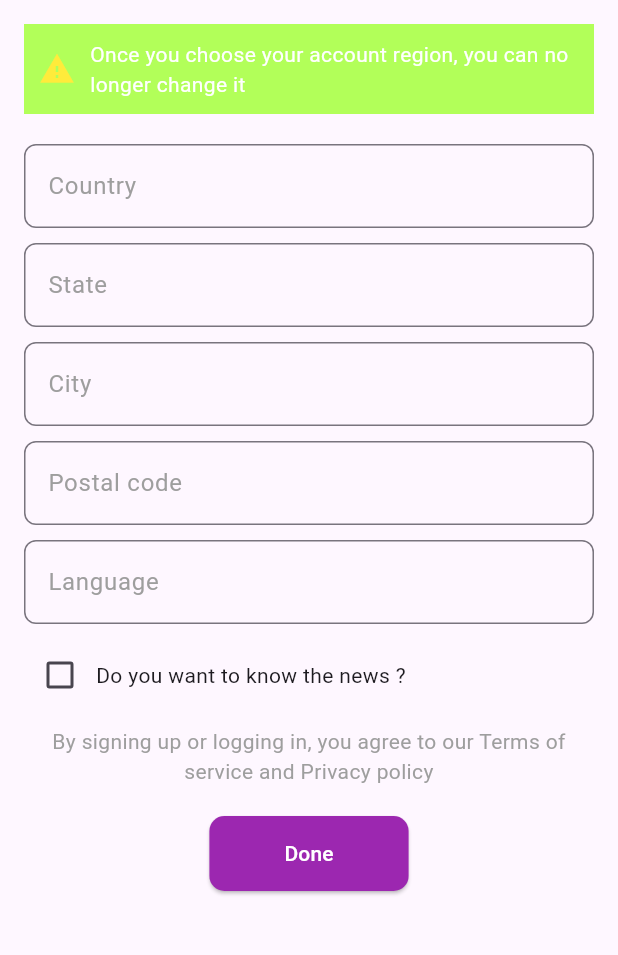
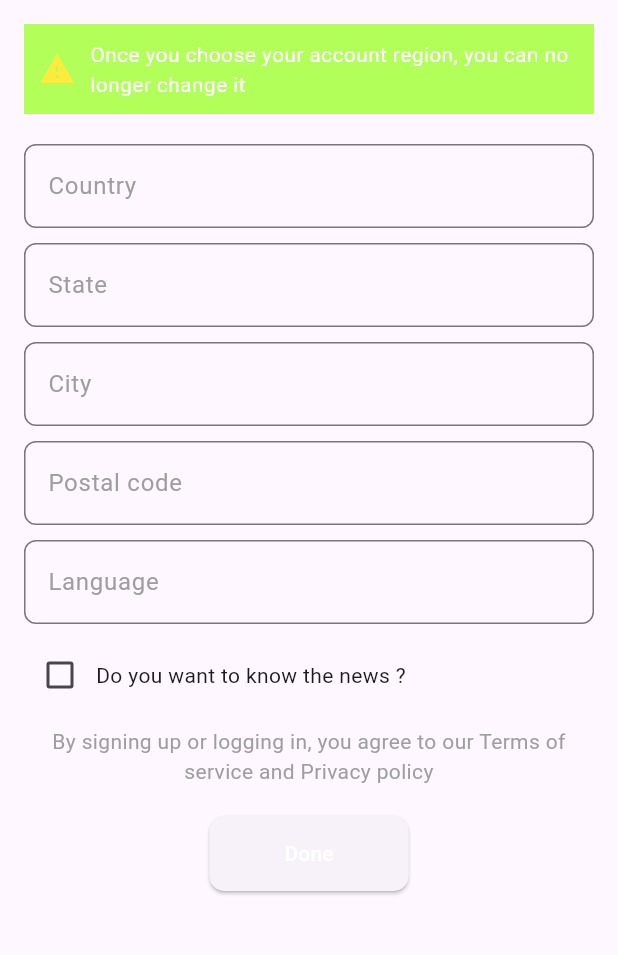
Before and after one commit to NAME-ASHWANIYADAV/moofli-fullstack, a Flutter app: the SignUp3 screen opened directly with empty values, on a phone screen of 412 x 824 dp, the part 84-1039 px from its top. Run offline on Flutter 3.47's test engine with Material 3 defaults, Android fonts, the phone set to English and light mode, and no system bars.

```diff
--- a/lib/screens/signup3.dart
+++ b/lib/screens/signup3.dart
@@ -30,12 +30,12 @@ class _SignUp3State extends State<SignUp3> {
         backgroundColor: Colors.white,
         elevation: 0,
         leading: IconButton(
-          icon: Icon(Icons.arrow_back, color: Colors.purple),
+          icon: const Icon(Icons.arrow_back, color: Colors.purple),
           onPressed: () {
             Navigator.pop(context); // Navigate back to the previous screen
           },
         ),
-        title: Text('Sign up', style: TextStyle(color: Colors.purple)),
+        title: const Text('Sign up', style: TextStyle(color: Colors.purple)),
       ),
       body: Padding(
         padding: const EdgeInsets.all(16.0),
@@ -43,9 +43,9 @@ class _SignUp3State extends State<SignUp3> {
           crossAxisAlignment: CrossAxisAlignment.start,
           children: [
             Container(
-              padding: EdgeInsets.all(10.0),
+              padding:const  EdgeInsets.all(10.0),
               color: Colors.lightGreenAccent,
-              child: Row(
+              child: const Row(
                 children: [
                   Icon(Icons.warning, color: Colors.yellow),
                   SizedBox(width: 10),
@@ -58,62 +58,62 @@ class _SignUp3State extends State<SignUp3> {
                 ],
               ),
             ),
-            SizedBox(height: 20),
+            const SizedBox(height: 20),
             TextField(
               controller: countryController,
               decoration: InputDecoration(
                 labelText: 'Country',
-                labelStyle: TextStyle(color: Colors.grey),
+                labelStyle:const  TextStyle(color: Colors.grey),
                 border: OutlineInputBorder(
                   borderRadius: BorderRadius.circular(8.0),
                 ),
               ),
             ),
-            SizedBox(height: 10),
+            const SizedBox(height: 10),
             TextField(
               controller: stateController,
               decoration: InputDecoration(
                 labelText: 'State',
-                labelStyle: TextStyle(color: Colors.grey),
+                labelStyle: const TextStyle(color: Colors.grey),
                 border: OutlineInputBorder(
                   borderRadius: BorderRadius.circular(8.0),
                 ),
               ),
             ),
-            SizedBox(height: 10),
+            const SizedBox(height: 10),
             TextField(
               controller: cityController,
               decoration: InputDecoration(
                 labelText: 'City',
-                labelStyle: TextStyle(color: Colors.grey),
+                labelStyle:const  TextStyle(color: Colors.grey),
                 border: OutlineInputBorder(
                   borderRadius: BorderRadius.circular(8.0),
                 ),
               ),
             ),
-            SizedBox(height: 10),
+            const SizedBox(height: 10),
             TextField(
               controller: postalCodeController,
               decoration: InputDecoration(
                 labelText: 'Postal code',
-                labelStyle: TextStyle(color: Colors.grey),
+                labelStyle: const TextStyle(color: Colors.grey),
                 border: OutlineInputBorder(
                   borderRadius: BorderRadius.circular(8.0),
                 ),
               ),
             ),
-            SizedBox(height: 10),
+            const SizedBox(height: 10),
             TextField(
               controller: languageController,
               decoration: InputDecoration(
                 labelText: 'Language',
-                labelStyle: TextStyle(color: Colors.grey),
+                labelStyle: const TextStyle(color: Colors.grey),
                 border: OutlineInputBorder(
                   borderRadius: BorderRadius.circular(8.0),
                 ),
               ),
             ),
-            SizedBox(height: 10),
+            const SizedBox(height: 10),
             Row(
               children: [
                 Checkbox(
@@ -124,21 +124,21 @@ class _SignUp3State extends State<SignUp3> {
                     });
                   },
                 ),
-                Text('Do you want to know the news ?')
+                const Text('Do you want to know the news ?')
               ],
             ),
-            SizedBox(height: 10),
-            Text(
+            const SizedBox(height: 10),
+            const Text(
               'By signing up or logging in, you agree to our Terms of service and Privacy policy',
               textAlign: TextAlign.center,
               style: TextStyle(color: Colors.grey),
             ),
-            SizedBox(height: 20),
+            const SizedBox(height: 20),
             Center(
               child: ElevatedButton(
                 style: ElevatedButton.styleFrom(
-                  primary: Colors.purple,
-                  padding: EdgeInsets.symmetric(horizontal: 50, vertical: 15),
+                  foregroundColor: Colors.purple,
+                  padding: const EdgeInsets.symmetric(horizontal: 50, vertical: 15),
                   shape: RoundedRectangleBorder(
                     borderRadius: BorderRadius.circular(10.0),
                   ),
@@ -146,7 +146,7 @@ class _SignUp3State extends State<SignUp3> {
                 onPressed: () {
                   // Handle sign up
                 },
-                child: Text('Done', style: TextStyle(color: Colors.white)),
+                child:const  Text('Done', style: TextStyle(color: Colors.white)),
               ),
             ),
           ],
```
Also changed, not shown: lib/main.dart (+6 -1 lines), lib/screens/signup1.dart (+29 -23 lines), lib/screens/signup2.dart (+23 -19 lines), lib/screens/verification_auth_page.dart (added, +245 -0 lines).
